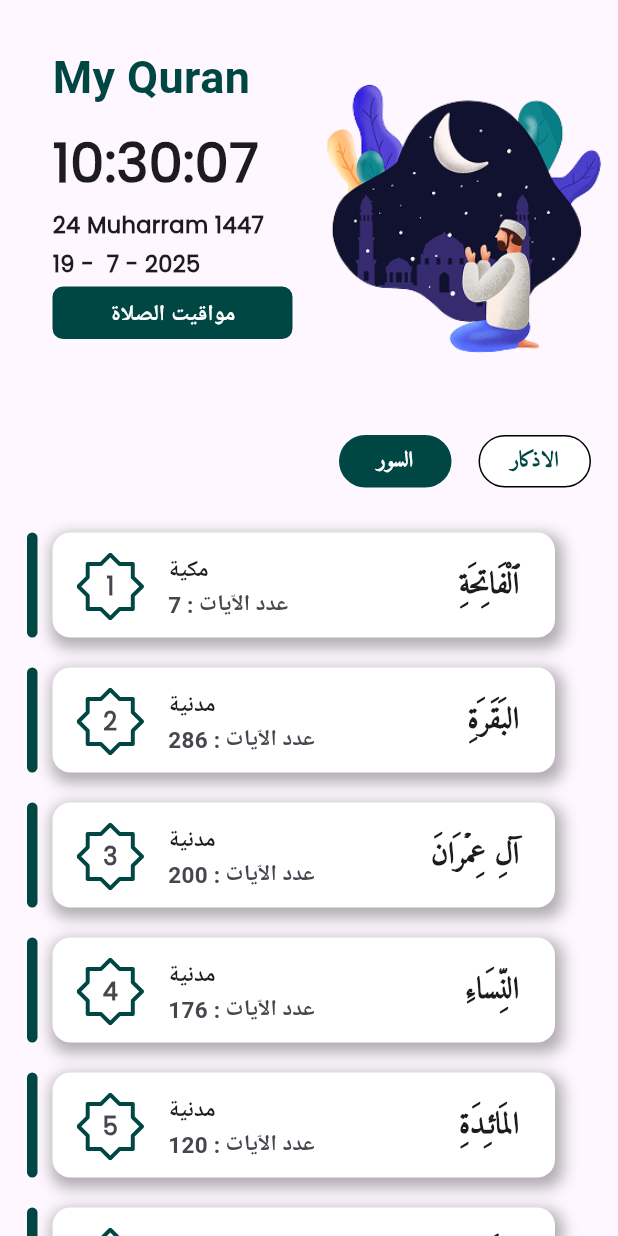
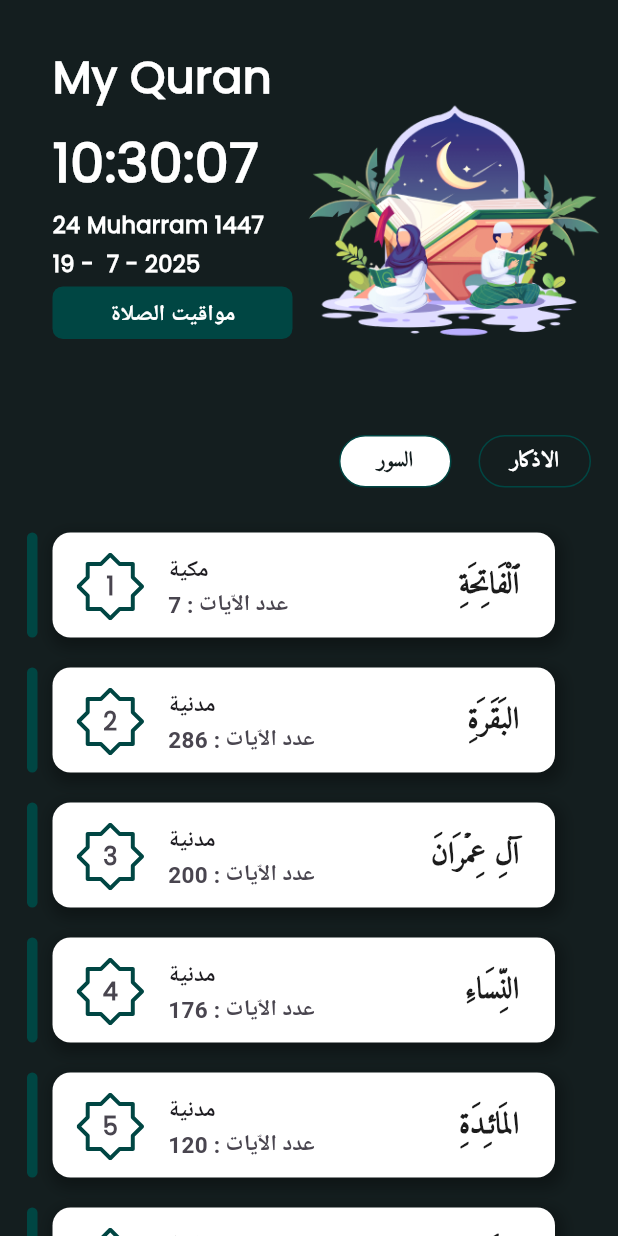
Before and after one commit to Ali-Ahmad-0/My-Quran, a Flutter app: the screen it shows after launch, on a phone screen of 412 x 824 dp. Run offline on Flutter 3.47's test engine with Material 3 defaults, Android fonts, the light colour scheme and no system bars; our stand-ins replace bloc, dio, flutter_bloc, flutter_svg, hijri; Roboto replaces fonts that are missing (amiri, poppins).

Commit message:
test the dark mode and start in implementing of timetable screen login

```diff
--- a/lib/constants/colors.dart
+++ b/lib/constants/colors.dart
@@ -1,5 +1,6 @@
 import 'package:flutter/material.dart';
 
 Color ktextColor = Color(0xFF1C1C1C);
-Color kbuttonColor = Color(0xFF004643);
-Color ksecondtextColor = Color(0xffA8A8A8);
+Color kdarkColor = Color(0xff141E1F);
+Color kbackgroundColor = Color(0xFF004643);
+Color ksecondaryBackgroundColor = Color.fromARGB(255, 255, 255, 255);
--- a/lib/views/home_screen.dart
+++ b/lib/views/home_screen.dart
@@ -58,6 +58,7 @@ class _HomeScreenState extends State<HomeScreen> {
   @override
   Widget build(BuildContext context) {
     return Scaffold(
+      backgroundColor: kdarkColor,
       body: Column(
         children: [
           SizedBox(height: 10),
@@ -76,15 +77,13 @@ class _HomeScreenState extends State<HomeScreen> {
                       'My Quran',
                       style: TextStyle(
                         fontSize: 30,
-                        color: kbuttonColor,
+                        color: ksecondaryBackgroundColor,
                         fontWeight: FontWeight.bold,
+                        fontFamily: 'poppins',
                       ),
                     ),
                     SizedBox(height: 5),
-                    // Text(
-                    //   'Read the Quran easily',
-                    //   style: TextStyle(fontSize: 15, fontFamily: 'Poppins'),
-                    // ),
+
                     SizedBox(height: 5),
                     Text(
                       '$currentTime',
@@ -92,6 +91,7 @@ class _HomeScreenState extends State<HomeScreen> {
                         fontSize: 36,
                         fontWeight: FontWeight.bold,
                         fontFamily: 'poppins',
+                        color: ksecondaryBackgroundColor,
                       ),
                     ),
                     SizedBox(height: 5),
@@ -102,6 +102,7 @@ class _HomeScreenState extends State<HomeScreen> {
                         fontSize: 15,
                         fontWeight: FontWeight.bold,
                         fontFamily: 'poppins',
+                        color: ksecondaryBackgroundColor,
                       ),
                     ),
                     SizedBox(height: 5),
@@ -111,6 +112,7 @@ class _HomeScreenState extends State<HomeScreen> {
                         fontSize: 15,
                         fontWeight: FontWeight.bold,
                         fontFamily: 'poppins',
+                        color: ksecondaryBackgroundColor,
                       ),
                     ),
                     SizedBox(height: 5),
@@ -125,7 +127,7 @@ class _HomeScreenState extends State<HomeScreen> {
                       },
                       child: Container(
                         decoration: BoxDecoration(
-                          color: kbuttonColor,
+                          color: kbackgroundColor,
                           borderRadius: BorderRadiusDirectional.circular(7),
                         ),
 
@@ -140,7 +142,7 @@ class _HomeScreenState extends State<HomeScreen> {
                             child: Text(
                               'مواقيت الصلاة',
                               style: TextStyle(
-                                color: Colors.white,
+                                color: ksecondaryBackgroundColor,
                                 fontSize: 15,
                                 fontWeight: FontWeight.bold,
                                 fontFamily: 'poppins',
@@ -155,8 +157,8 @@ class _HomeScreenState extends State<HomeScreen> {
                 ),
                 Image.asset(
                   (dt.hour > 19 || dt.hour < 5)
-                      ? 'Assets/images/image 4.png'
-                      : 'Assets/images/—Pngtree—hand drawn cartoon praying ramadan_5351151 1.png',
+                      ? 'Assets/images/—Pngtree—hand drawn cartoon praying ramadan_5351151 1.png'
+                      : 'Assets/images/image 4.png',
                   height: 200,
                   width: 200,
                 ),
@@ -182,15 +184,19 @@ class _HomeScreenState extends State<HomeScreen> {
                       height: 35,
                       width: 75,
                       decoration: BoxDecoration(
-                        border: Border.all(color: kbuttonColor, width: 1),
-                        color: isSelected ? kbuttonColor : Colors.white,
+                        border: Border.all(color: kbackgroundColor, width: 1),
+                        color: isSelected
+                            ? ksecondaryBackgroundColor
+                            : kdarkColor,
                         borderRadius: BorderRadiusDirectional.circular(20),
                       ),
                       child: Center(
                         child: Text(
                           'السور',
                           style: TextStyle(
-                            color: isSelected ? Colors.white : kbuttonColor,
+                            color: isSelected
+                                ? kdarkColor
+                                : ksecondaryBackgroundColor,
                             fontWeight: FontWeight.bold,
                             fontFamily: 'amiri',
                           ),
@@ -211,15 +217,19 @@ class _HomeScreenState extends State<HomeScreen> {
                     height: 35,
                     width: 75,
                     decoration: BoxDecoration(
-                      border: Border.all(color: Colors.black, width: 1),
-                      color: isSelected ? Colors.white : kbuttonColor,
+                      border: Border.all(color: kbackgroundColor, width: 1),
+                      color: isSelected
+                          ? kdarkColor
+                          : ksecondaryBackgroundColor,
                       borderRadius: BorderRadiusDirectional.circular(20),
                     ),
                     child: Center(
                       child: Text(
                         'الاذكار',
                         style: TextStyle(
-                          color: isSelected ? kbuttonColor : Colors.white,
+                          color: isSelected
+                              ? ksecondaryBackgroundColor
+                              : kdarkColor,
                           fontWeight: FontWeight.bold,
                           fontFamily: 'amiri',
                         ),
--- a/lib/views/start_screen.dart
+++ b/lib/views/start_screen.dart
@@ -27,7 +27,7 @@ class StartScreen extends StatelessWidget {
           Text(
             'Read the Quran easily',
             style: TextStyle(
-              color: ksecondtextColor,
+              color: ktextColor,
               fontSize: 15,
               fontWeight: FontWeight.bold,
               fontFamily: 'Poppins',
@@ -45,7 +45,7 @@ class StartScreen extends StatelessWidget {
               height: 53,
               width: 180,
               decoration: BoxDecoration(
-                color: kbuttonColor,
+                color: kdarkColor,
                 borderRadius: BorderRadius.circular(24),
               ),
               child: Center(
--- a/lib/widgets/surahListItem.dart
+++ b/lib/widgets/surahListItem.dart
@@ -1,6 +1,7 @@
 import 'package:flutter/material.dart';
 import 'package:flutter_svg/flutter_svg.dart';
-import 'package:quran/constants/colors.dart' show kbuttonColor, ktextColor;
+import 'package:quran/constants/colors.dart'
+    show kbackgroundColor, kbuttonColor, ksecondtextColor, ktextColor;
 import 'package:quran/views/athkar_screen.dart';
 import 'package:quran/views/ayahs_screen.dart';
 import 'package:quran/views/surah_content.dart';
@@ -42,7 +43,7 @@ class Surah_list_item extends StatelessWidget {
                 width: 7,
                 decoration: BoxDecoration(
                   borderRadius: BorderRadius.circular(12),
-                  color: kbuttonColor,
+                  color: kbackgroundColor,
                 ),
               ),
               SizedBox(width: 10),
--- a/pubspec.yaml
+++ b/pubspec.yaml
@@ -35,6 +35,7 @@ dependencies:
   flutter_bloc: ^9.1.1
   flutter_svg: ^2.2.0
   hijri: ^3.0.0
+  shared_preferences: ^2.5.3
 
 dev_dependencies:
   flutter_lints: ^5.0.0
```
Also changed, not shown: lib/views/athkar_screen.dart (+4 -4 lines), lib/views/salah_timetable.dart (+62 -51 lines), lib/views/surah_content.dart (+7 -4 lines), pubspec.lock, 2 other files.
